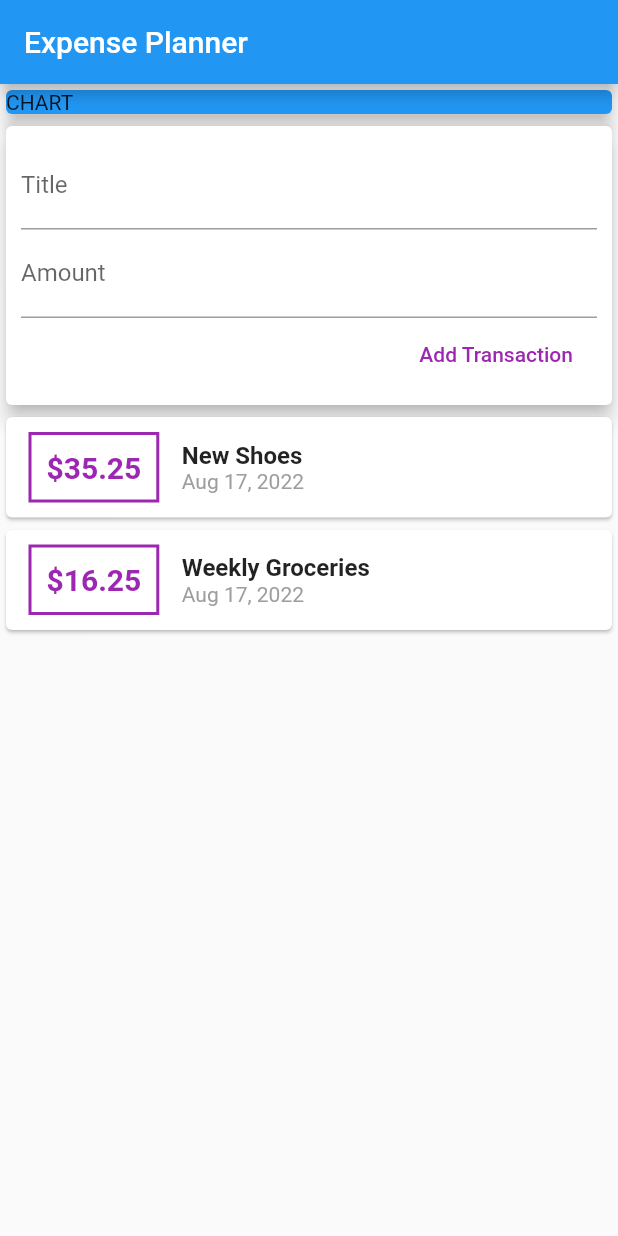
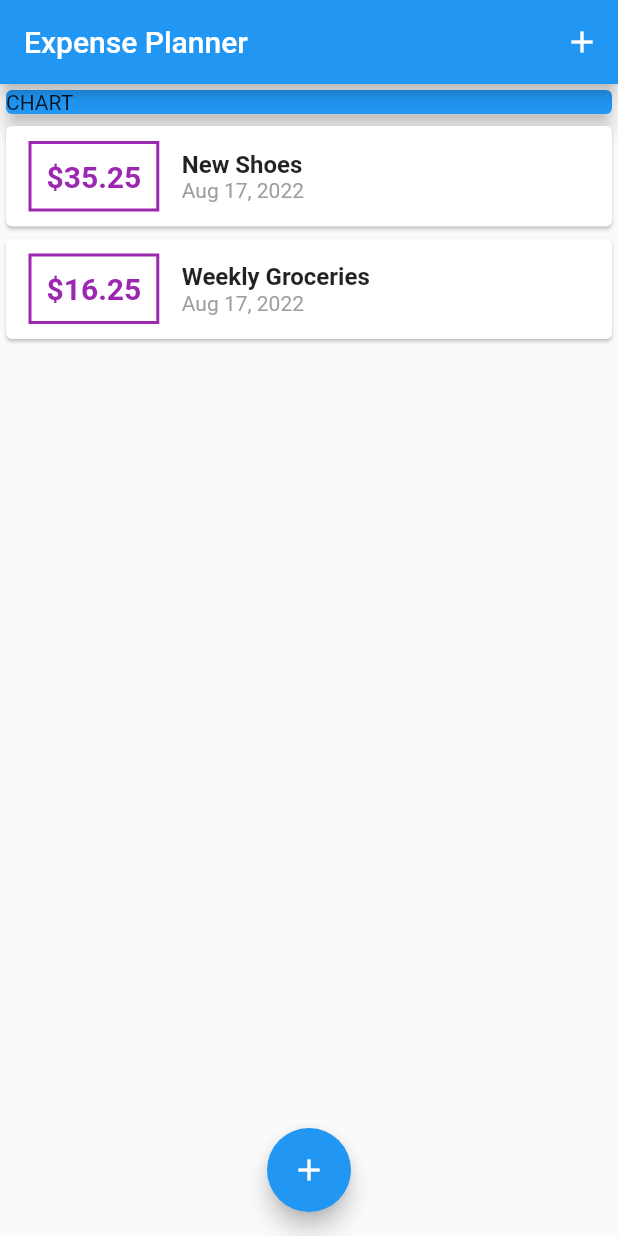
Before and after one commit to erwinmacaraig/flutter-expense-tracker, a Flutter app: the screen it shows after launch, on a phone screen of 412 x 824 dp. Run offline on Flutter 3.47's test engine with Material 2 defaults, Android fonts, the phone set to English and light mode, and no system bars.

Commit message:
convert new transaction to stateful and implemented Navigator

```diff
--- a/lib/main.dart
+++ b/lib/main.dart
@@ -1,6 +1,7 @@
-import 'package:expense_planner/widgets/user_transactions.dart';
 import 'package:flutter/material.dart';
-import './widgets/user_transactions.dart';
+import './widgets/transaction_list.dart';
+import './widgets/new_transaction.dart';
+import './models/transaction.dart';
 
 void main() {
   runApp(MyApp());
@@ -20,15 +21,80 @@ class MyApp extends StatelessWidget {
   }
 }
 
-class MyHomePage extends StatelessWidget {
-  // late String titleInput;
-  // late String amountInput;
+class MyHomePage extends StatefulWidget {
+  @override
+  State<MyHomePage> createState() => _MyHomePageState();
+}
+
+class _MyHomePageState extends State<MyHomePage> {
+  final List<Transaction> _userTransactions = [
+    Transaction(
+      id: 't1',
+      title: 'New Shoes',
+      amount: 35.25,
+      date: DateTime.now(),
+    ),
+    Transaction(
+      id: 't2',
+      title: 'Weekly Groceries',
+      amount: 16.25,
+      date: DateTime.now(),
+    ),
+  ];
+
+  void _addNewTransaction(String title, double amount) {
+    final newTx = Transaction(
+        id: DateTime.november.toString(),
+        title: title,
+        amount: amount,
+        date: DateTime.now());
+
+    setState(() {
+      _userTransactions.add(newTx);
+    });
+  }
+
+  void _startAddNewTransaction(BuildContext ctx) {
+    showModalBottomSheet(
+        context: ctx,
+        builder: (_) {
+          return GestureDetector(
+            onTap: () {},
+            child: NewTransaction(_addNewTransaction),
+            behavior: HitTestBehavior.opaque,
+          );
+
+          // NewTransaction(_addNewTransaction);
+          // you return the widget you wanted to show inside the modal sheet
+        });
+    // function provided by flutter and whow modal bottom sheet
+    // we need to pass a Context here so we have it as an argument to this method
+    // a builder is function that needs to return the widget that should be inside of the
+    // bottom modal sheet
+    // also gives us a context
+    //
+  }
 
   @override
   Widget build(BuildContext context) {
     return Scaffold(
+      floatingActionButton: FloatingActionButton(
+        child: Icon(Icons.add),
+        onPressed: () {
+          _startAddNewTransaction(context);
+        },
+      ),
+      floatingActionButtonLocation: FloatingActionButtonLocation.centerFloat,
       appBar: AppBar(
         title: const Text('Expense Planner'),
+        actions: [
+          IconButton(
+            icon: Icon(
+              Icons.add,
+            ),
+            onPressed: () => _startAddNewTransaction(context),
+          )
+        ],
       ),
       body: SingleChildScrollView(
           child: Column(
@@ -43,7 +109,7 @@ class MyHomePage extends StatelessWidget {
                 child: Text('CHART'),
               ),
             ),
-            UserTransactions(),
+            TransactionList(_userTransactions),
           ])),
     );
   }
--- a/lib/widgets/user_transactions.dart
+++ /dev/null
@@ -1,48 +0,0 @@
-import 'package:flutter/material.dart';
-import './new_transaction.dart';
-import './transaction_list.dart';
-import '../models/transaction.dart';
-
-class UserTransactions extends StatefulWidget {
-  @override
-  State<UserTransactions> createState() => _UserTransactionsState();
-}
-
-class _UserTransactionsState extends State<UserTransactions> {
-  final List<Transaction> _userTransactions = [
-    Transaction(
-      id: 't1',
-      title: 'New Shoes',
-      amount: 35.25,
-      date: DateTime.now(),
-    ),
-    Transaction(
-      id: 't2',
-      title: 'Weekly Groceries',
-      amount: 16.25,
-      date: DateTime.now(),
-    ),
-  ];
-
-  void _addNewTransaction(String title, double amount) {
-    final newTx = Transaction(
-        id: DateTime.november.toString(),
-        title: title,
-        amount: amount,
-        date: DateTime.now());
-
-    setState(() {
-      _userTransactions.add(newTx);
-    });
-  }
-
-  @override
-  Widget build(BuildContext context) {
-    return Column(
-      children: [
-        NewTransaction(_addNewTransaction),
-        TransactionList(_userTransactions),
-      ],
-    );
-  }
-}
```
Also changed, not shown: lib/widgets/new_transaction.dart (+13 -4 lines).
